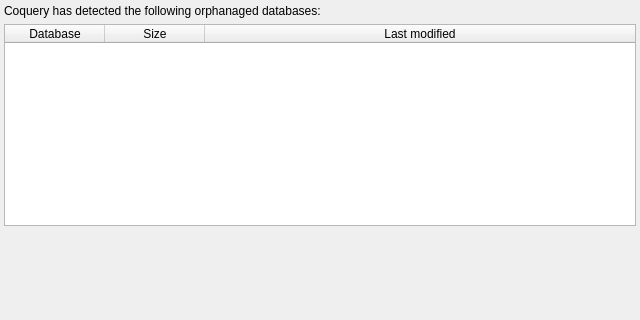
Qt form coquery/gui/ui/orphanagedDatabases.ui (gkunter/coquery) before a commit; both pictures show x 0 to 640 and y 0 to 320 of the 640 by 480 pixel window.
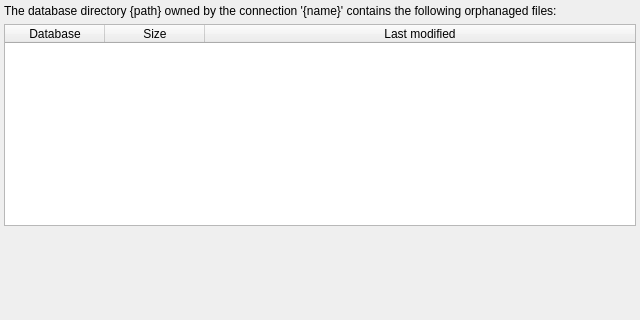
The same form after that commit.

Commit message: Make dialog more informative

What changed in the file:
```diff
--- a/coquery/gui/ui/orphanagedDatabases.ui
+++ b/coquery/gui/ui/orphanagedDatabases.ui
@@ -26,7 +26,7 @@
       </sizepolicy>
      </property>
      <property name="text">
-      <string>Coquery has detected the following orphanaged databases:</string>
+      <string>The database directory {path} owned by the connection '{name}' contains the following orphanaged files:</string>
      </property>
      <property name="wordWrap">
       <bool>true</bool>
```
The commit also changes 4 other files.
